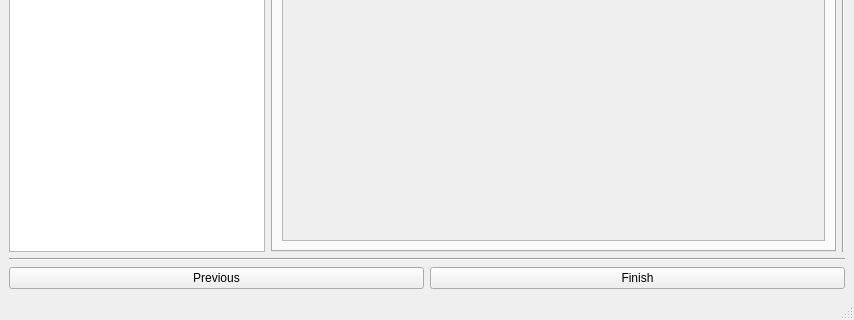
FengYusheng/MyUtils, file maya_script/CheckTool/Qt/UI/GUIforPM/DetailsWindowForPM.ui: the form before one commit; both pictures show x 0 to 854 and y 405 to 725 of the 854 by 725 pixel window.
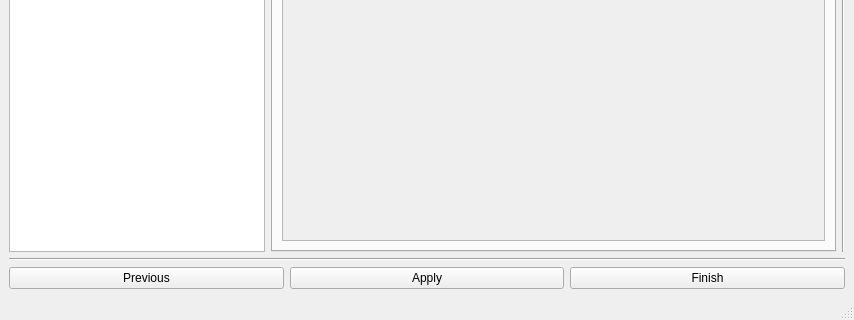
The form after the commit. The open tabs and pages were chosen to show the change.

The edit to the form file:
```diff
--- a/maya_script/CheckTool/Qt/UI/GUIforPM/DetailsWindowForPM.ui
+++ b/maya_script/CheckTool/Qt/UI/GUIforPM/DetailsWindowForPM.ui
@@ -155,6 +155,13 @@
         </property>
        </widget>
       </item>
+      <item>
+       <widget class="QPushButton" name="applyButton">
+        <property name="text">
+         <string>Apply</string>
+        </property>
+       </widget>
+      </item>
       <item>
        <widget class="QPushButton" name="finishButton">
         <property name="text">
```
Left out of the diff: 10 changed lines with no effect on the pictures.
